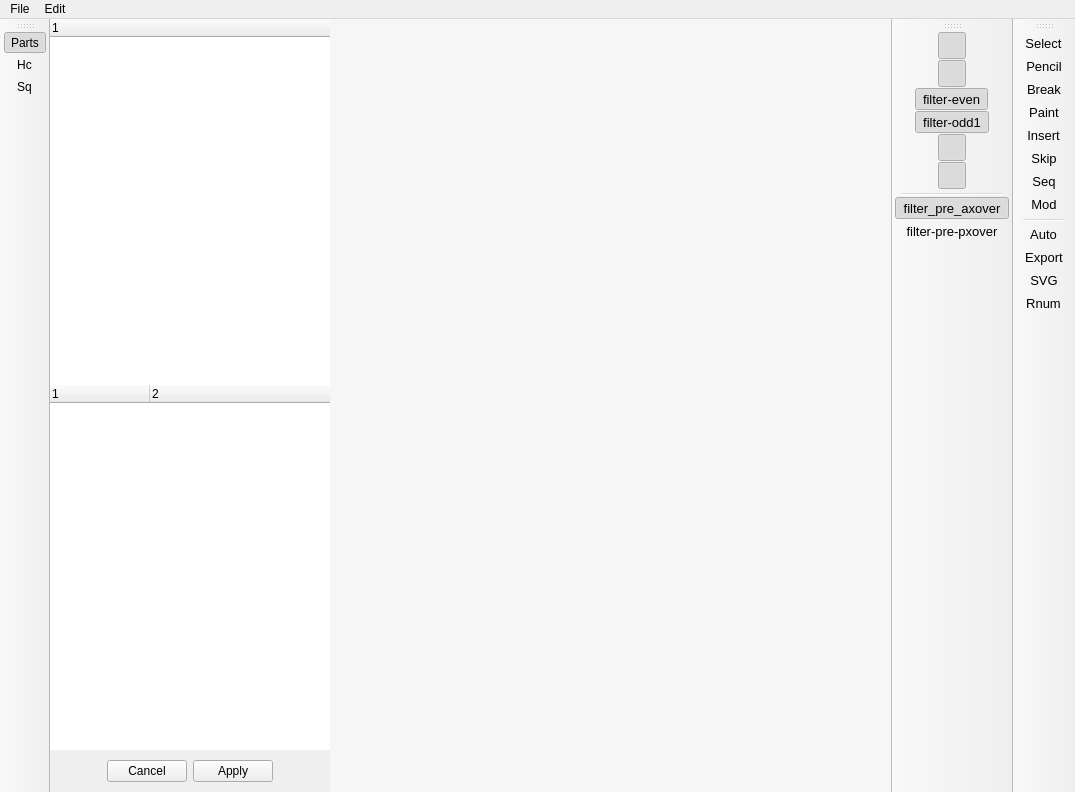
The window that cadnano/gui/ui/mainwindow/mainwindow.ui (cadnano/cadnano2.5) describes before a commit, drawn with Qt 5.
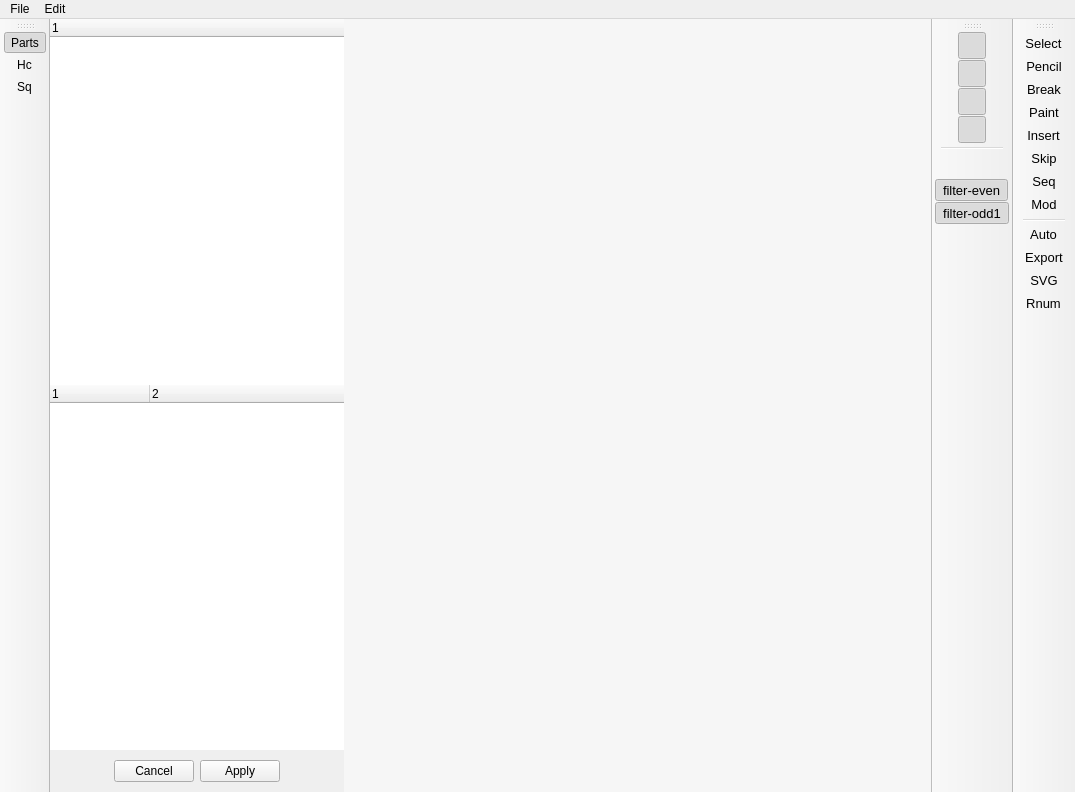
The same window after the commit. Icons and pictures are not drawn. Custom widgets are drawn as their Qt base class.

Commit message: add even and odd vh selection filters

```diff
--- a/cadnano/gui/ui/mainwindow/mainwindow.ui
+++ b/cadnano/gui/ui/mainwindow/mainwindow.ui
@@ -335,13 +335,12 @@
    </attribute>
    <addaction name="action_filter_scaf"/>
    <addaction name="action_filter_stap"/>
-   <addaction name="action_filter_vh_even"/>
-   <addaction name="action_filter_odd"/>
    <addaction name="action_filter_endpoint"/>
    <addaction name="action_filter_xover"/>
    <addaction name="separator"/>
-   <addaction name="action_filter_pre_axover"/>
-   <addaction name="action_filter_pre_pxover"/>
+   <addaction name="action_filter_handle"/>
+   <addaction name="action_filter_even"/>
+   <addaction name="action_filter_odd"/>
   </widget>
   <widget class="QToolBar" name="left_toolbar">
    <property name="sizePolicy">
@@ -1054,7 +1053,7 @@
     <string>\</string>
    </property>
   </action>
-  <action name="action_filter_vh_even">
+  <action name="action_filter_even">
    <property name="checkable">
     <bool>true</bool>
    </property>
```
The commit also changes 4 other files.
